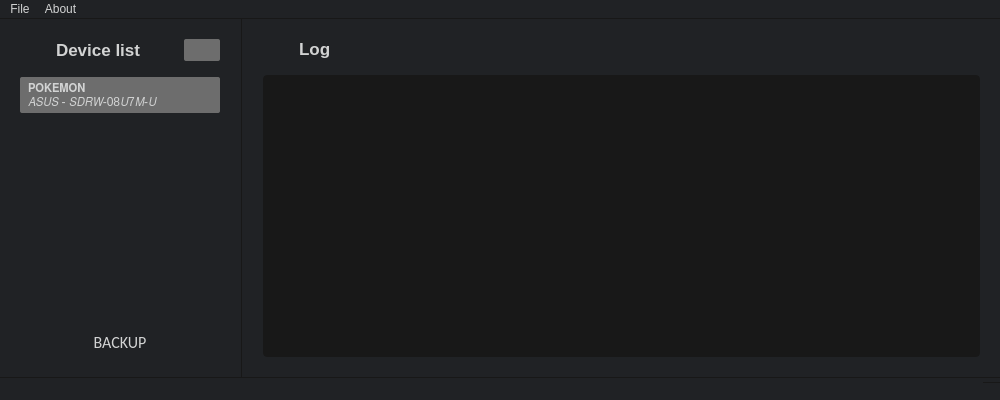
Above: pslipstream/ui/form.ui from rlaphoenix/Slipstream before the change. Below: the same form after it.
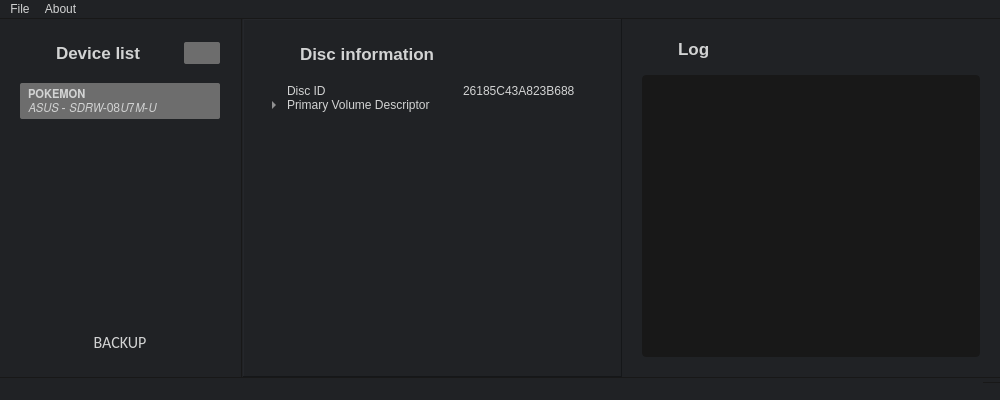
That is the form after the change. Icons and pictures are not drawn.

Commit message: ui: Add Disc Info section, show on load_device()

```diff
--- a/pslipstream/ui/form.ui
+++ b/pslipstream/ui/form.ui
@@ -102,22 +102,6 @@
         <property name="sizeConstraint">
          <enum>QLayout::SetMinimumSize</enum>
         </property>
-        <item>
-         <spacer name="horizontalSpacer">
-          <property name="orientation">
-           <enum>Qt::Horizontal</enum>
-          </property>
-          <property name="sizeType">
-           <enum>QSizePolicy::Minimum</enum>
-          </property>
-          <property name="sizeHint" stdset="0">
-           <size>
-            <width>0</width>
-            <height>20</height>
-           </size>
-          </property>
-         </spacer>
-        </item>
         <item>
          <widget class="QLabel" name="discIcon">
           <property name="minimumSize">
@@ -141,7 +125,13 @@
          </widget>
         </item>
         <item>
-         <widget class="QLabel" name="label">
+         <widget class="QLabel" name="deviceListL">
+          <property name="minimumSize">
+           <size>
+            <width>0</width>
+            <height>28</height>
+           </size>
+          </property>
           <property name="font">
            <font>
             <family>Arial</family>
@@ -175,22 +165,6 @@
           </property>
          </widget>
         </item>
-        <item>
-         <spacer name="horizontalSpacer_2">
-          <property name="orientation">
-           <enum>Qt::Horizontal</enum>
-          </property>
-          <property name="sizeType">
-           <enum>QSizePolicy::Minimum</enum>
-          </property>
-          <property name="sizeHint" stdset="0">
-           <size>
-            <width>0</width>
-            <height>20</height>
-           </size>
-          </property>
-         </spacer>
-        </item>
        </layout>
       </item>
       <item>
@@ -221,7 +195,7 @@
           <rect>
            <x>0</x>
            <y>0</y>
-           <width>202</width>
+           <width>200</width>
            <height>230</height>
           </rect>
          </property>
@@ -316,7 +290,166 @@
      </widget>
     </item>
     <item>
-     <layout class="QVBoxLayout" name="verticalLayout_2">
+     <widget class="QFrame" name="discInfoFrame">
+      <property name="frameShape">
+       <enum>QFrame::Panel</enum>
+      </property>
+      <property name="frameShadow">
+       <enum>QFrame::Raised</enum>
+      </property>
+      <layout class="QVBoxLayout" name="verticalLayout">
+       <property name="spacing">
+        <number>16</number>
+       </property>
+       <property name="leftMargin">
+        <number>20</number>
+       </property>
+       <property name="topMargin">
+        <number>20</number>
+       </property>
+       <property name="rightMargin">
+        <number>20</number>
+       </property>
+       <property name="bottomMargin">
+        <number>20</number>
+       </property>
+       <item>
+        <layout class="QHBoxLayout" name="deviceInfoHeader">
+         <property name="spacing">
+          <number>16</number>
+         </property>
+         <property name="sizeConstraint">
+          <enum>QLayout::SetMinimumSize</enum>
+         </property>
+         <item>
+          <widget class="QLabel" name="infoIcon">
+           <property name="minimumSize">
+            <size>
+             <width>20</width>
+             <height>20</height>
+            </size>
+           </property>
+           <property name="maximumSize">
+            <size>
+             <width>20</width>
+             <height>20</height>
+            </size>
+           </property>
+           <property name="pixmap">
+            <pixmap>../static/img/info-circle.svg</pixmap>
+           </property>
+           <property name="scaledContents">
+            <bool>true</bool>
+           </property>
+          </widget>
+         </item>
+         <item>
+          <widget class="QLabel" name="label_4">
+           <property name="sizePolicy">
+            <sizepolicy hsizetype="Preferred" vsizetype="Fixed">
+             <horstretch>0</horstretch>
+             <verstretch>0</verstretch>
+            </sizepolicy>
+           </property>
+           <property name="minimumSize">
+            <size>
+             <width>0</width>
+             <height>28</height>
+            </size>
+           </property>
+           <property name="font">
+            <font>
+             <family>Arial</family>
+             <pointsize>13</pointsize>
+             <weight>75</weight>
+             <bold>true</bold>
+            </font>
+           </property>
+           <property name="text">
+            <string>Disc information</string>
+           </property>
+          </widget>
+         </item>
+        </layout>
+       </item>
+       <item>
+        <widget class="QTreeWidget" name="discInfoList">
+         <property name="sizePolicy">
+          <sizepolicy hsizetype="MinimumExpanding" vsizetype="Expanding">
+           <horstretch>0</horstretch>
+           <verstretch>0</verstretch>
+          </sizepolicy>
+         </property>
+         <property name="styleSheet">
+          <string notr="true"/>
+         </property>
+         <property name="frameShape">
+          <enum>QFrame::NoFrame</enum>
+         </property>
+         <property name="alternatingRowColors">
+          <bool>false</bool>
+         </property>
+         <property name="columnCount">
+          <number>2</number>
+         </property>
+         <attribute name="headerVisible">
+          <bool>false</bool>
+         </attribute>
+         <attribute name="headerCascadingSectionResizes">
+          <bool>true</bool>
+         </attribute>
+         <attribute name="headerMinimumSectionSize">
+          <number>88</number>
+         </attribute>
+         <attribute name="headerDefaultSectionSize">
+          <number>196</number>
+         </attribute>
+         <column>
+          <property name="text">
+           <string>Name</string>
+          </property>
+         </column>
+         <column>
+          <property name="text">
+           <string>Value</string>
+          </property>
+         </column>
+         <item>
+          <property name="text">
+           <string>Disc ID</string>
+          </property>
+          <property name="text">
+           <string>26185C43A823B688</string>
+          </property>
+         </item>
+         <item>
+          <property name="text">
+           <string>Primary Volume Descriptor</string>
+          </property>
+          <item>
+           <property name="text">
+            <string>Volume ID</string>
+           </property>
+           <property name="text">
+            <string>POKEMON</string>
+           </property>
+          </item>
+          <item>
+           <property name="text">
+            <string>Some other stuff</string>
+           </property>
+           <property name="text">
+            <string>ye</string>
+           </property>
+          </item>
+         </item>
+        </widget>
+       </item>
+      </layout>
+     </widget>
+    </item>
+    <item>
+     <layout class="QVBoxLayout" name="logSection" stretch="0,0">
       <property name="spacing">
        <number>16</number>
       </property>
@@ -333,7 +466,7 @@
        <number>20</number>
       </property>
       <item>
-       <layout class="QHBoxLayout" name="horizontalLayout_3">
+       <layout class="QHBoxLayout" name="logHeader">
         <property name="spacing">
          <number>16</number>
         </property>
```
Left out of the diff: 13 changed lines with no effect on the pictures. The commit also changes 1 other file.
